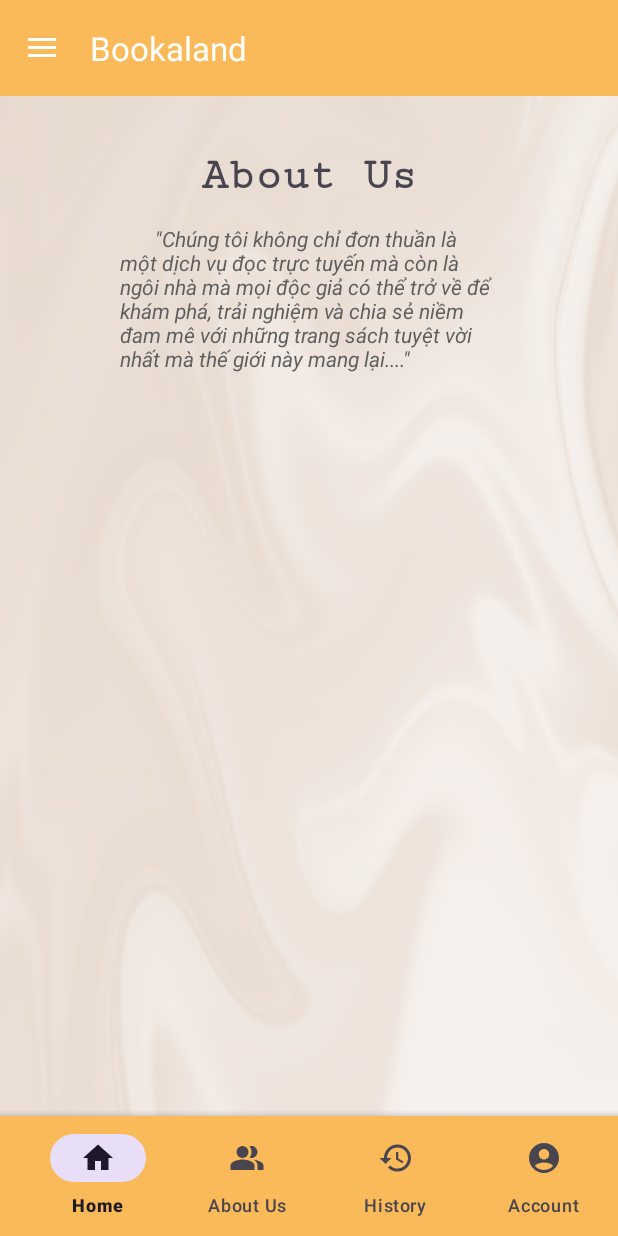
After one commit to https-github-com-tungdao02/Project_PRM392, an Android app: the fragment AboutUsFragment placed in its activity, on a phone screen of 412 x 824 dp. The commit adds this screen. Run offline under Robolectric (Android 15) with nearby library versions, the phone set to English and light mode, and no system bars; our stand-ins replace Firebase (no records; nobody signed in at launch, a user with empty details on screens opened directly), Picasso; libraries missing offline, so code that uses them is left out: me.relex.circleindicator; pictures from the network do not load; 2 statements that could not run were skipped.

Commit message:
create fragment AboutUs

```diff
--- /dev/null
+++ b/app/src/main/java/com/example/project_prm392/AboutUsFragment.java
@@ -0,0 +1,64 @@
+package com.example.project_prm392;
+
+import android.os.Bundle;
+
+import androidx.fragment.app.Fragment;
+
+import android.view.LayoutInflater;
+import android.view.View;
+import android.view.ViewGroup;
+
+/**
+ * A simple {@link Fragment} subclass.
+ * Use the {@link AboutUsFragment#newInstance} factory method to
+ * create an instance of this fragment.
+ */
+public class AboutUsFragment extends Fragment {
+
+    // TODO: Rename parameter arguments, choose names that match
+    // the fragment initialization parameters, e.g. ARG_ITEM_NUMBER
+    private static final String ARG_PARAM1 = "param1";
+    private static final String ARG_PARAM2 = "param2";
+
+    // TODO: Rename and change types of parameters
+    private String mParam1;
+    private String mParam2;
+
+    public AboutUsFragment() {
+        // Required empty public constructor
+    }
+
+    /**
+     * Use this factory method to create a new instance of
+     * this fragment using the provided parameters.
+     *
+     * @param param1 Parameter 1.
+     * @param param2 Parameter 2.
+     * @return A new instance of fragment AboutUsFragment.
+     */
+    // TODO: Rename and change types and number of parameters
+    public static AboutUsFragment newInstance(String param1, String param2) {
+        AboutUsFragment fragment = new AboutUsFragment();
+        Bundle args = new Bundle();
+        args.putString(ARG_PARAM1, param1);
+        args.putString(ARG_PARAM2, param2);
+        fragment.setArguments(args);
+        return fragment;
+    }
+
+    @Override
+    public void onCreate(Bundle savedInstanceState) {
+        super.onCreate(savedInstanceState);
+        if (getArguments() != null) {
+            mParam1 = getArguments().getString(ARG_PARAM1);
+            mParam2 = getArguments().getString(ARG_PARAM2);
+        }
+    }
+
+    @Override
+    public View onCreateView(LayoutInflater inflater, ViewGroup container,
+                             Bundle savedInstanceState) {
+        // Inflate the layout for this fragment
+        return inflater.inflate(R.layout.fragment_about_us, container, false);
+    }
+}
--- a/app/src/main/java/com/example/project_prm392/MainActivity.java
+++ b/app/src/main/java/com/example/project_prm392/MainActivity.java
@@ -67,7 +67,7 @@ public class MainActivity extends AppCompatActivity implements NavigationView.On
                     openFragment(new HomeFragment());
                     return true;
                 } else if (iteamId == R.id.bottom_community) {
-                    openFragment(new ReadPageFragment());
+                    openFragment(new AboutUsFragment());
                     return true;
                 }else if (iteamId == R.id.bottom_history) {
                     openFragment(new HistoryFragment());
--- /dev/null
+++ b/app/src/main/res/layout/fragment_about_us.xml
@@ -0,0 +1,50 @@
+<?xml version="1.0" encoding="utf-8"?>
+<androidx.constraintlayout.widget.ConstraintLayout xmlns:android="http://schemas.android.com/apk/res/android"
+    xmlns:app="http://schemas.android.com/apk/res-auto"
+    xmlns:tools="http://schemas.android.com/tools"
+    android:layout_width="match_parent"
+    android:layout_height="match_parent"
+    tools:context=".AboutUsFragment">
+
+    <ScrollView
+        android:layout_width="match_parent"
+        android:layout_height="wrap_content"
+        android:layout_marginBottom="617dp"
+        android:background="@color/bookaland"
+        app:layout_constraintBottom_toBottomOf="parent"
+        app:layout_constraintEnd_toEndOf="parent"
+        app:layout_constraintHorizontal_bias="1.0"
+        app:layout_constraintStart_toStartOf="parent"
+        app:layout_constraintTop_toTopOf="parent"
+        app:layout_constraintVertical_bias="0.0">
+
+        <LinearLayout
+            android:layout_width="match_parent"
+            android:layout_height="match_parent"
+            android:orientation="vertical"
+            android:background="@drawable/background">
+
+            <TextView
+                android:layout_width="match_parent"
+                android:layout_height="match_parent"
+                android:layout_marginTop="100dp"
+                android:fontFamily="serif-monospace"
+                android:gravity="center"
+                android:text="About Us"
+                android:textSize="30dp"
+                android:textStyle="bold" />
+
+            <TextView
+                android:layout_width="250dp"
+                android:layout_height="match_parent"
+                android:layout_marginLeft="80dp"
+                android:paddingTop="15dp"
+                android:text="       &quot;Chúng tôi không chỉ đơn thuần là một dịch vụ đọc trực tuyến mà còn là ngôi nhà mà mọi độc giả có thể trở về để khám phá, trải nghiệm và chia sẻ niềm đam mê với những trang sách tuyệt vời nhất mà thế giới này mang lại....&quot;"
+                android:textColor="#5E5E5E"
+                android:textStyle="italic" />
+        </LinearLayout>
+
+    </ScrollView>
+
+
+</androidx.constraintlayout.widget.ConstraintLayout>
--- a/app/src/main/res/menu/bottom_navigation_menu.xml
+++ b/app/src/main/res/menu/bottom_navigation_menu.xml
@@ -8,7 +8,7 @@
 
     <item
         android:id="@+id/bottom_community"
-        android:title="Community"
+        android:title="About Us"
         android:icon="@drawable/baseline_people_alt_24"/>
 
 <!--    <item-->
```
Also changed, not shown: app/src/main/res/drawable/background.png (added).
